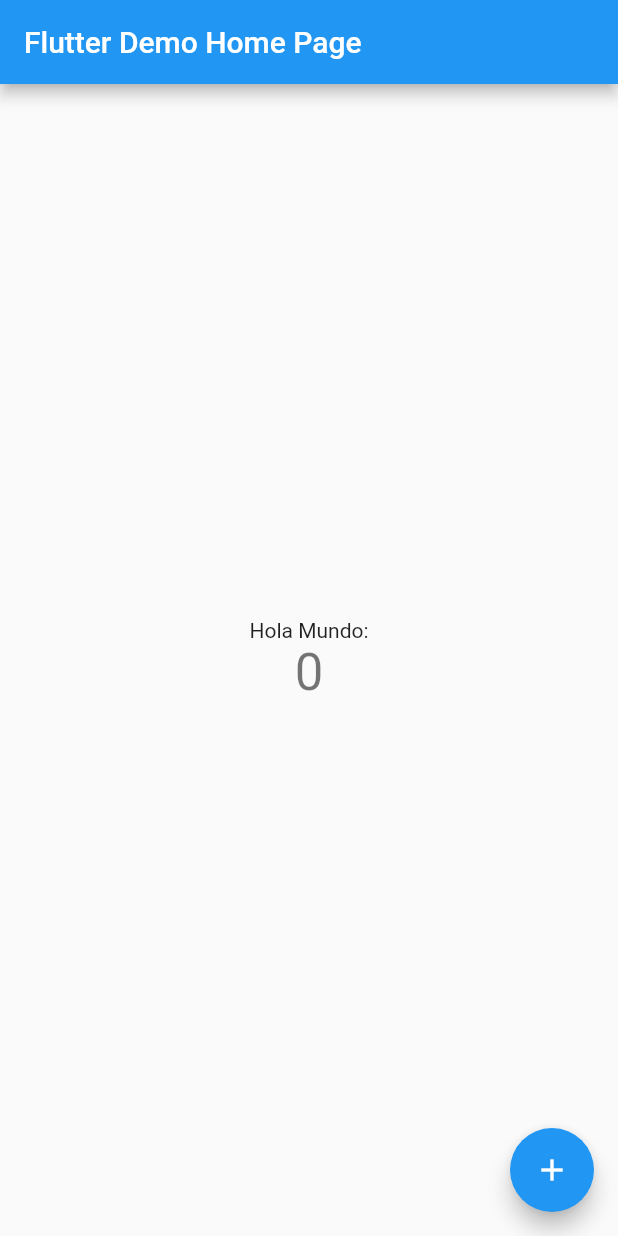
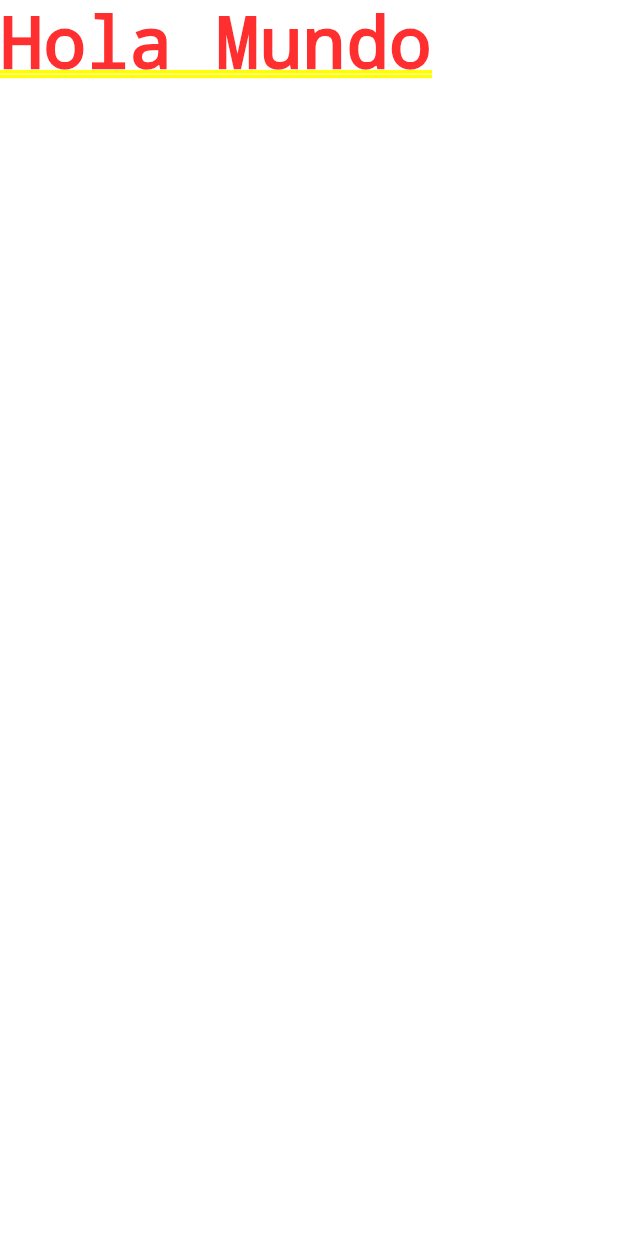
Before and after one commit to Luis-FloresC/aplicacionpiloto, a Flutter app: the screen it shows after launch, on a phone screen of 412 x 824 dp. Run offline on Flutter 3.47's test engine with Material 2 defaults, Android fonts, the phone set to English and light mode, and no system bars.

Commit message:
Clase Martes 9/11/2021

```diff
--- a/lib/main.dart
+++ b/lib/main.dart
@@ -1,116 +1,28 @@
+
 import 'package:flutter/material.dart';
 
-void main() {
-  runApp(const MyApp());
-
+//Creacion de constructor principal de dart
+void main()
+{
+  runApp(Myapp());
 }
 
-class MyApp extends StatelessWidget {
-  const MyApp({Key? key}) : super(key: key);
+class Myapp extends StatelessWidget
+{
+   @override
 
-  // This widget is the root of your application.
-  @override
    Widget build(BuildContext context) {
      return MaterialApp(
-      title: 'Flutter Demo',
-      theme: ThemeData(
-        // This is the theme of your application.
-        //
-        // Try running your application with "flutter run". You'll see the
-        // application has a blue toolbar. Then, without quitting the app, try
-        // changing the primarySwatch below to Colors.green and then invoke
-        // "hot reload" (press "r" in the console where you ran "flutter run",
-        // or simply save your changes to "hot reload" in a Flutter IDE).
-        // Notice that the counter didn't reset back to zero; the application
-        // is not restarted.
-        primarySwatch: Colors.blue,
-      ),
-      home: const MyHomePage(title: 'Flutter Demo Home Page'),
+       home: HomePage(),
      );
    }
 }
 
-class MyHomePage extends StatefulWidget {
-  const MyHomePage({Key? key, required this.title}) : super(key: key);
+//Creacion de Clase y imprimimos hola mundo en pantalla
+class HomePage extends StatelessWidget {
+    @override
 
-  // This widget is the home page of your application. It is stateful, meaning
-  // that it has a State object (defined below) that contains fields that affect
-  // how it looks.
-
-  // This class is the configuration for the state. It holds the values (in this
-  // case the title) provided by the parent (in this case the App widget) and
-  // used by the build method of the State. Fields in a Widget subclass are
-  // always marked "final".
-
-  final String title;
-
-  @override
-  State<MyHomePage> createState() => _MyHomePageState();
-}
-
-class _MyHomePageState extends State<MyHomePage> {
-  int _counter = 0;
-
-  void _incrementCounter() {
-    setState(() {
-      // This call to setState tells the Flutter framework that something has
-      // changed in this State, which causes it to rerun the build method below
-      // so that the display can reflect the updated values. If we changed
-      // _counter without calling setState(), then the build method would not be
-      // called again, and so nothing would appear to happen.
-      _counter++;
-    });
-  }
-
-  @override
    Widget build(BuildContext context) {
-    // This method is rerun every time setState is called, for instance as done
-    // by the _incrementCounter method above.
-    //
-    // The Flutter framework has been optimized to make rerunning build methods
-    // fast, so that you can just rebuild anything that needs updating rather
-    // than having to individually change instances of widgets.
-    return Scaffold(
-      appBar: AppBar(
-        // Here we take the value from the MyHomePage object that was created by
-        // the App.build method, and use it to set our appbar title.
-        title: Text(widget.title),
-      ),
-      body: Center(
-        // Center is a layout widget. It takes a single child and positions it
-        // in the middle of the parent.
-        child: Column(
-          // Column is also a layout widget. It takes a list of children and
-          // arranges them vertically. By default, it sizes itself to fit its
-          // children horizontally, and tries to be as tall as its parent.
-          //
-          // Invoke "debug painting" (press "p" in the console, choose the
-          // "Toggle Debug Paint" action from the Flutter Inspector in Android
-          // Studio, or the "Toggle Debug Paint" command in Visual Studio Code)
-          // to see the wireframe for each widget.
-          //
-          // Column has various properties to control how it sizes itself and
-          // how it positions its children. Here we use mainAxisAlignment to
-          // center the children vertically; the main axis here is the vertical
-          // axis because Columns are vertical (the cross axis would be
-          // horizontal).
-          mainAxisAlignment: MainAxisAlignment.center,
-          children: <Widget>[
-            const Text(
-              'Hola Mundo:',
-            ),
-            Text(
-              '$_counter',
-              style: Theme.of(context).textTheme.headline4,
-            ),
-          ],
-        ),
-      ),
-      floatingActionButton: FloatingActionButton(
-        onPressed: _incrementCounter,
-        tooltip: 'Increment',
-        child: const Icon(Icons.add),
-      ), // This trailing comma makes auto-formatting nicer for build methods.
-    );
+     return Text("Hola Mundo");
    }
 }
```
Lines whose indentation alone changed are shown as unchanged.
